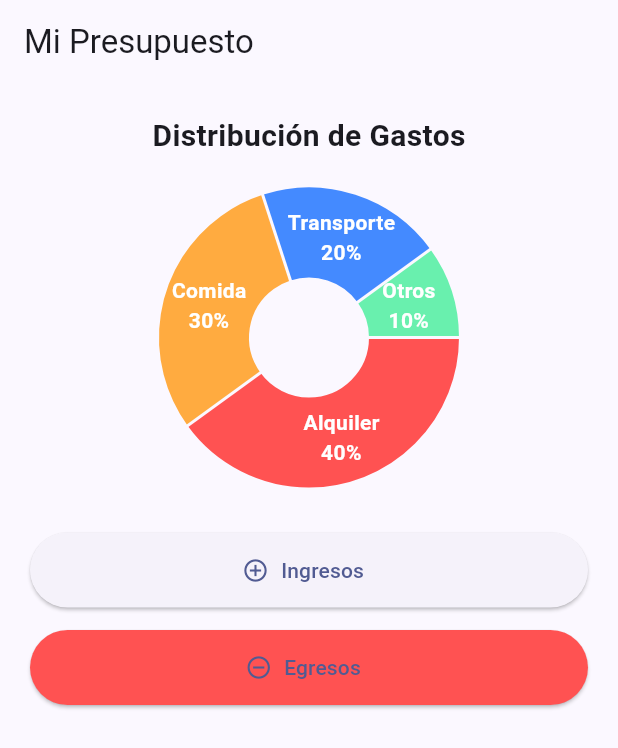
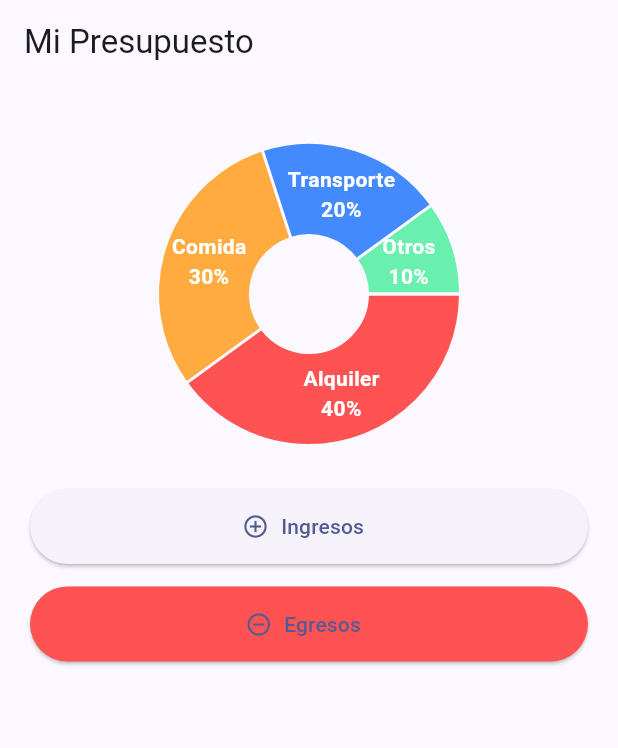
Before and after one commit to OC0098/BudgetApp, a Flutter app: the HomePage screen opened directly, on a phone screen of 412 x 824 dp. Shown: the top 748 px of the screen. Run offline on Flutter 3.47's test engine with Material 3 defaults, Android fonts, the phone set to English and light mode, and no system bars; drawn by our look-alikes of fl_chart.

Commit message:
Update HomePage

```diff
--- a/budget_app/lib/home_page.dart
+++ b/budget_app/lib/home_page.dart
@@ -32,10 +32,7 @@
         padding: const EdgeInsets.all(20),
         child: Column(
           children: [
-            const Text(
-              'Distribución de Gastos',
-              style: TextStyle(fontSize: 20, fontWeight: FontWeight.bold),
-            ),
+
             const SizedBox(height: 20),
             SizedBox(
               height: 200,
```
